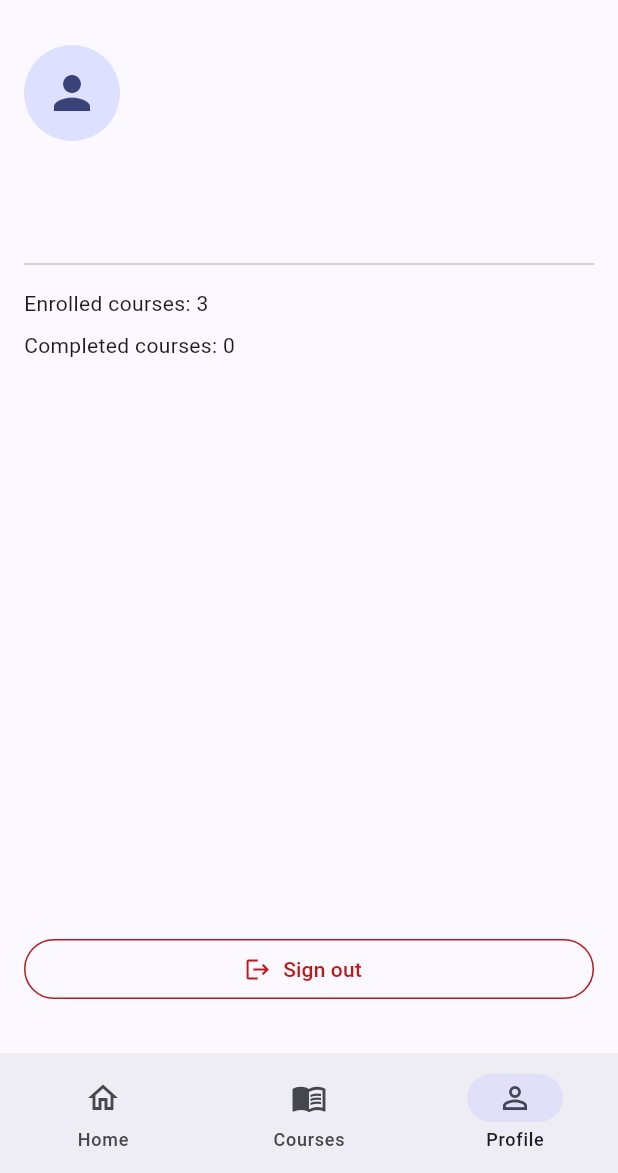
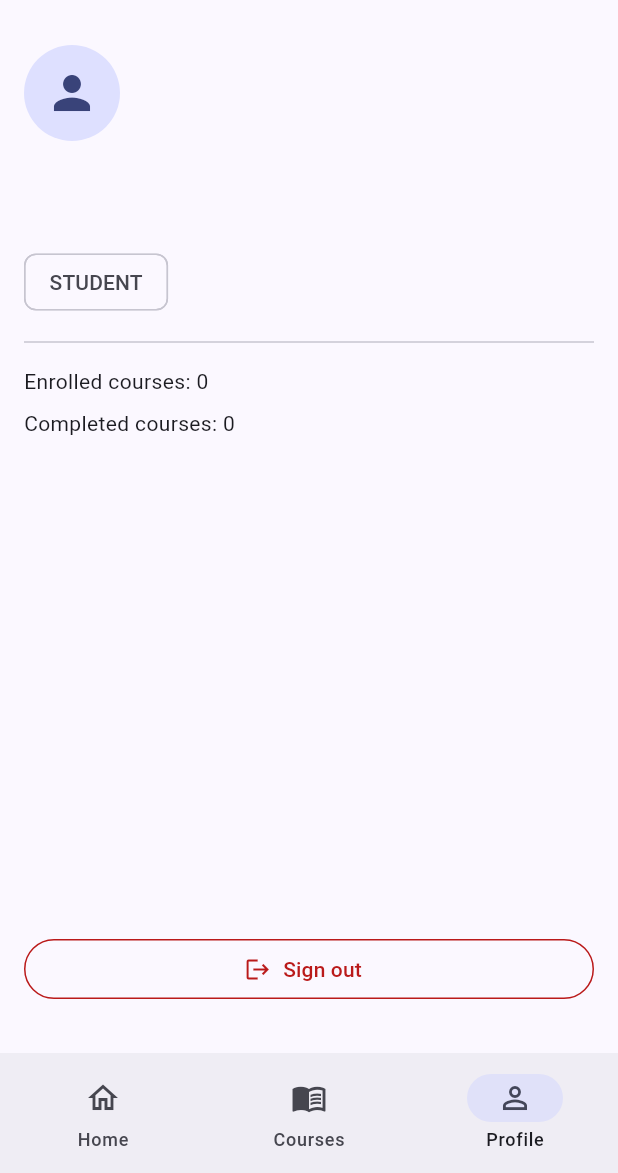
Before and after one commit to NKEthio/Mereb, a Flutter app: the screen it shows once a user with an empty profile is signed in, item 3 of the bottom bar chosen, after a tap on "Sign out", on a phone screen of 412 x 824 dp, the part 63-1236 px from its top. Run offline on Flutter 3.47's test engine with Material 3 defaults, Android fonts, the phone set to English and light mode, and no system bars; our stand-ins replace cloud_firestore, firebase_auth, firebase_core, google_sign_in, youtube_player_flutter; accounts and stored records are empty.

Commit message:
Implement user roles, YouTube integration, and Teacher CRUD
- Added UserRole enum (student, teacher, admin) and AppUser model.
- Updated AuthService to create Firestore user documents on sign-up (defaulting to student).
- Integrated youtube_player_flutter for course video playback.
- Implemented TeacherDashboard and CourseFormPage for course CRUD operations.
- Enhanced DatabaseService with role-aware course streaming and CRUD methods.
- Fixed Google Sign-In implementation to match v7.2.0 API.
- Updated widget tests to reflect role-based entry point.

Co-authored-by: NKEthio <124680883+NKEthio@users.noreply.github.com>

```diff
--- a/lib/main.dart
+++ b/lib/main.dart
@@ -1,15 +1,32 @@
 import 'package:flutter/material.dart';
 import 'package:firebase_core/firebase_core.dart';
 import 'package:firebase_auth/firebase_auth.dart';
+import 'package:provider/provider.dart';
+import 'package:youtube_player_flutter/youtube_player_flutter.dart';
 import 'firebase_options.dart';
 import 'auth_service.dart';
+import 'models/models.dart' as models;
+import 'services/database_service.dart';
+import 'teacher_dashboard.dart';
 
 void main() async {
   WidgetsFlutterBinding.ensureInitialized();
   await Firebase.initializeApp(
     options: DefaultFirebaseOptions.currentPlatform,
   );
-  runApp(const MerebApp());
+  runApp(
+    MultiProvider(
+      providers: [
+        Provider<AuthService>(create: (_) => AuthService()),
+        Provider<DatabaseService>(create: (_) => DatabaseService()),
+        StreamProvider<User?>(
+          create: (context) => context.read<AuthService>().user,
+          initialData: null,
+        ),
+      ],
+      child: const MerebApp(),
+    ),
+  );
 }
 
 class MerebApp extends StatelessWidget {
@@ -33,8 +50,14 @@ class AppGate extends StatelessWidget {
 
   @override
   Widget build(BuildContext context) {
-    return StreamBuilder<User?>(
-      stream: FirebaseAuth.instance.authStateChanges(),
+    final user = context.watch<User?>();
+
+    if (user == null) {
+      return const LoginPage();
+    }
+
+    return FutureBuilder<models.AppUser?>(
+      future: context.read<DatabaseService>().getUser(user.uid),
       builder: (context, snapshot) {
         if (snapshot.connectionState == ConnectionState.waiting) {
           return const Scaffold(
@@ -42,32 +65,29 @@ class AppGate extends StatelessWidget {
           );
         }
 
-        if (snapshot.hasData) {
-          return const PrototypeHomePage();
+        final appUser = snapshot.data;
+        if (appUser == null) {
+          // If Firestore document doesn't exist yet, we might need to wait or handle it.
+          // For now, assume it's being created.
+          return const Scaffold(
+            body: Center(child: CircularProgressIndicator()),
+          );
         }
 
-        return const LoginPage();
+        if (appUser.role == models.UserRole.teacher) {
+          return Provider<models.AppUser>.value(
+            value: appUser,
+            child: const TeacherDashboard(),
+          );
+        }
+
+        return Provider<models.AppUser>.value(
+          value: appUser,
+          child: const PrototypeHomePage(),
+        );
       },
     );
   }
-}
-
-class Course {
-  const Course({
-    required this.id,
-    required this.title,
-    required this.instructor,
-    required this.lessons,
-    required this.progress,
-    required this.description,
-  });
-
-  final String id;
-  final String title;
-  final String instructor;
-  final int lessons;
-  final double progress;
-  final String description;
 }
 
 class SuggestedFeature {
@@ -93,7 +113,6 @@ class _LoginPageState extends State<LoginPage> {
   final GlobalKey<FormState> _formKey = GlobalKey<FormState>();
   final TextEditingController _emailController = TextEditingController();
   final TextEditingController _passwordController = TextEditingController();
-  final AuthService _authService = AuthService();
   bool _obscurePassword = true;
   bool _isLoading = false;
   bool _isSignUp = false;
@@ -112,13 +131,14 @@ class _LoginPageState extends State<LoginPage> {
     setState(() => _isLoading = true);
 
     try {
+      final authService = context.read<AuthService>();
       if (_isSignUp) {
-        await _authService.signUpWithEmail(
+        await authService.signUpWithEmail(
           _emailController.text.trim(),
           _passwordController.text,
         );
       } else {
-        await _authService.signInWithEmail(
+        await authService.signInWithEmail(
           _emailController.text.trim(),
           _passwordController.text,
         );
@@ -137,7 +157,7 @@ class _LoginPageState extends State<LoginPage> {
   Future<void> _signInWithGoogle() async {
     setState(() => _isLoading = true);
     try {
-      await _authService.signInWithGoogle();
+      await context.read<AuthService>().signInWithGoogle();
     } catch (e) {
       if (mounted) {
         ScaffoldMessenger.of(context).showSnackBar(
@@ -303,50 +323,21 @@ class _LoginPageState extends State<LoginPage> {
 }
 
 class PrototypeHomePage extends StatefulWidget {
-  const PrototypeHomePage({super.key, this.courses});
-
-  final List<Course>? courses;
+  const PrototypeHomePage({super.key});
 
   @override
   State<PrototypeHomePage> createState() => _PrototypeHomePageState();
 }
 
 class _PrototypeHomePageState extends State<PrototypeHomePage> {
-  static const List<Course> _defaultCourses = [
-    Course(
-      id: 'c1',
-      title: 'Foundations of Algebra',
-      instructor: 'Ms. Rahel',
-      lessons: 18,
-      progress: 0.35,
-      description:
-          'Learn core algebra skills including equations, variables, and functions.',
-    ),
-    Course(
-      id: 'c2',
-      title: 'Introduction to Biology',
-      instructor: 'Dr. Hana',
-      lessons: 24,
-      progress: 0.7,
-      description:
-          'Explore cells, genetics, ecosystems, and practical scientific thinking.',
-    ),
-    Course(
-      id: 'c3',
-      title: 'Digital Literacy Basics',
-      instructor: 'Mr. Abel',
-      lessons: 12,
-      progress: 0.15,
-      description:
-          'Build confidence in using digital tools safely and effectively.',
-    ),
-  ];
-
   int _selectedIndex = 0;
 
   @override
   Widget build(BuildContext context) {
-    final courses = widget.courses ?? _defaultCourses;
+    return StreamBuilder<List<models.Course>>(
+      stream: context.read<DatabaseService>().streamCourses(),
+      builder: (context, snapshot) {
+        final courses = snapshot.data ?? [];
         return Scaffold(
           appBar: AppBar(
             title: const Text('Mereb E-Learning'),
@@ -376,13 +367,15 @@ class _PrototypeHomePageState extends State<PrototypeHomePage> {
             ],
           ),
         );
+      },
+    );
   }
 }
 
 class _DashboardTab extends StatelessWidget {
   const _DashboardTab({required this.courses});
 
-  final List<Course> courses;
+  final List<models.Course> courses;
   static const List<SuggestedFeature> _suggestedFeatures = [
     SuggestedFeature(
       title: 'Daily learning reminders',
@@ -408,14 +401,8 @@ class _DashboardTab extends StatelessWidget {
 
   @override
   Widget build(BuildContext context) {
-    final inProgress = courses.where((course) => course.progress > 0).toList();
-    final avgProgress = inProgress.isEmpty
-        ? 0.0
-        : inProgress.fold<double>(
-              0,
-              (total, course) => total + course.progress,
-            ) /
-            inProgress.length;
+    // In a real app, progress would be tracked per user in Firestore
+    const avgProgress = 0.0;
 
     return ListView(
       padding: const EdgeInsets.all(16),
@@ -440,24 +427,30 @@ class _DashboardTab extends StatelessWidget {
         ),
         const SizedBox(height: 16),
         const Text(
-          'Continue learning',
+          'Available courses',
           style: TextStyle(fontSize: 18, fontWeight: FontWeight.w600),
         ),
         const SizedBox(height: 8),
-        if (inProgress.isEmpty)
+        if (courses.isEmpty)
           const Card(
             child: ListTile(
-              title: Text('No courses in progress yet.'),
-              subtitle: Text('Browse Courses to start learning.'),
+              title: Text('No courses available yet.'),
             ),
           )
         else
-          ...inProgress.map(
+          ...courses.take(3).map(
             (course) => Card(
               child: ListTile(
                 title: Text(course.title),
-                subtitle: Text('${(course.progress * 100).toStringAsFixed(0)}% complete'),
+                subtitle: Text('by ${course.instructorName}'),
                 trailing: const Icon(Icons.arrow_forward_ios, size: 16),
+                onTap: () {
+                  Navigator.of(context).push(
+                    MaterialPageRoute<void>(
+                      builder: (_) => CourseDetailsPage(course: course),
+                    ),
+                  );
+                },
               ),
             ),
           ),
@@ -484,7 +477,7 @@ class _DashboardTab extends StatelessWidget {
 class _CoursesTab extends StatelessWidget {
   const _CoursesTab({required this.courses});
 
-  final List<Course> courses;
+  final List<models.Course> courses;
 
   @override
   Widget build(BuildContext context) {
@@ -497,7 +490,7 @@ class _CoursesTab extends StatelessWidget {
           margin: const EdgeInsets.symmetric(vertical: 8),
           child: ListTile(
             title: Text(course.title),
-            subtitle: Text('${course.instructor} • ${course.lessons} lessons'),
+            subtitle: Text('${course.instructorName} • ${course.lessons} lessons'),
             trailing: const Icon(Icons.chevron_right),
             onTap: () {
               Navigator.of(context).push(
@@ -516,12 +509,12 @@ class _CoursesTab extends StatelessWidget {
 class _ProfileTab extends StatelessWidget {
   const _ProfileTab({required this.courses});
 
-  final List<Course> courses;
+  final List<models.Course> courses;
 
   @override
   Widget build(BuildContext context) {
     final user = FirebaseAuth.instance.currentUser;
-    final completed = courses.where((course) => course.progress >= 1).length;
+    final appUser = context.watch<models.AppUser>();
 
     return Padding(
       padding: const EdgeInsets.all(16),
@@ -539,20 +532,22 @@ class _ProfileTab extends StatelessWidget {
           ),
           const SizedBox(height: 12),
           Text(
-            user?.displayName ?? 'Learner',
+            appUser.displayName ?? 'Learner',
             style: const TextStyle(fontSize: 20, fontWeight: FontWeight.bold),
           ),
           const SizedBox(height: 4),
-          Text(user?.email ?? 'No email available'),
+          Text(appUser.email),
+          const SizedBox(height: 4),
+          Chip(label: Text(appUser.role.name.toUpperCase())),
           const Divider(height: 32),
-          Text('Enrolled courses: ${courses.length}'),
+          Text('Enrolled courses: 0'), // Simplified for prototype
           const SizedBox(height: 8),
-          Text('Completed courses: $completed'),
+          Text('Completed courses: 0'),
           const Spacer(),
           SizedBox(
             width: double.infinity,
             child: OutlinedButton.icon(
-              onPressed: () => AuthService().signOut(),
+              onPressed: () => context.read<AuthService>().signOut(),
               icon: const Icon(Icons.logout),
               label: const Text('Sign out'),
               style: OutlinedButton.styleFrom(
@@ -568,27 +563,65 @@ class _ProfileTab extends StatelessWidget {
   }
 }
 
-class CourseDetailsPage extends StatelessWidget {
+class CourseDetailsPage extends StatefulWidget {
   const CourseDetailsPage({super.key, required this.course});
 
-  final Course course;
+  final models.Course course;
+
+  @override
+  State<CourseDetailsPage> createState() => _CourseDetailsPageState();
+}
+
+class _CourseDetailsPageState extends State<CourseDetailsPage> {
+  YoutubePlayerController? _controller;
+
+  @override
+  void initState() {
+    super.initState();
+    if (widget.course.youtubeUrl != null && widget.course.youtubeUrl!.isNotEmpty) {
+      final videoId = YoutubePlayer.convertUrlToId(widget.course.youtubeUrl!);
+      if (videoId != null) {
+        _controller = YoutubePlayerController(
+          initialVideoId: videoId,
+          flags: const YoutubePlayerFlags(
+            autoPlay: false,
+            mute: false,
+          ),
+        );
+      }
+    }
+  }
+
+  @override
+  void dispose() {
+    _controller?.dispose();
+    super.dispose();
+  }
 
   @override
   Widget build(BuildContext context) {
     return Scaffold(
-      appBar: AppBar(title: Text(course.title)),
+      appBar: AppBar(title: Text(widget.course.title)),
       body: ListView(
         padding: const EdgeInsets.all(16),
         children: [
-          Text(course.description, style: const TextStyle(fontSize: 16)),
+          if (_controller != null)
+            YoutubePlayer(
+              controller: _controller!,
+              showVideoProgressIndicator: true,
+            )
+          else
+            Container(
+              height: 200,
+              color: Colors.grey[300],
+              child: const Center(child: Text('No video available')),
+            ),
           const SizedBox(height: 16),
-          Text('Instructor: ${course.instructor}'),
+          Text(widget.course.description, style: const TextStyle(fontSize: 16)),
+          const SizedBox(height: 16),
+          Text('Instructor: ${widget.course.instructorName}'),
           const SizedBox(height: 8),
-          Text('Lessons: ${course.lessons}'),
-          const SizedBox(height: 12),
-          LinearProgressIndicator(value: course.progress),
-          const SizedBox(height: 8),
-          Text('Progress: ${(course.progress * 100).toStringAsFixed(0)}%'),
+          Text('Lessons: ${widget.course.lessons}'),
           const SizedBox(height: 20),
           FilledButton.icon(
             onPressed: () {
--- /dev/null
+++ b/lib/models/models.dart
@@ -0,0 +1,82 @@
+enum UserRole {
+  student,
+  teacher,
+  admin,
+}
+
+class AppUser {
+  final String id;
+  final String email;
+  final UserRole role;
+  final String? displayName;
+
+  AppUser({
+    required this.id,
+    required this.email,
+    required this.role,
+    this.displayName,
+  });
+
+  factory AppUser.fromMap(Map<String, dynamic> data, String documentId) {
+    return AppUser(
+      id: documentId,
+      email: data['email'] ?? '',
+      role: UserRole.values.firstWhere(
+        (e) => e.name == (data['role'] ?? 'student'),
+        orElse: () => UserRole.student,
+      ),
+      displayName: data['displayName'],
+    );
+  }
+
+  Map<String, dynamic> toMap() {
+    return {
+      'email': email,
+      'role': role.name,
+      'displayName': displayName,
+    };
+  }
+}
+
+class Course {
+  final String id;
+  final String title;
+  final String description;
+  final String instructorId;
+  final String instructorName;
+  final String? youtubeUrl;
+  final int lessons;
+
+  Course({
+    required this.id,
+    required this.title,
+    required this.description,
+    required this.instructorId,
+    required this.instructorName,
+    this.youtubeUrl,
+    this.lessons = 0,
+  });
+
+  factory Course.fromMap(Map<String, dynamic> data, String documentId) {
+    return Course(
+      id: documentId,
+      title: data['title'] ?? '',
+      description: data['description'] ?? '',
+      instructorId: data['instructorId'] ?? '',
+      instructorName: data['instructorName'] ?? '',
+      youtubeUrl: data['youtubeUrl'],
+      lessons: data['lessons'] ?? 0,
+    );
+  }
+
+  Map<String, dynamic> toMap() {
+    return {
+      'title': title,
+      'description': description,
+      'instructorId': instructorId,
+      'instructorName': instructorName,
+      'youtubeUrl': youtubeUrl,
+      'lessons': lessons,
+    };
+  }
+}
--- /dev/null
+++ b/lib/services/database_service.dart
@@ -0,0 +1,42 @@
+import 'package:cloud_firestore/cloud_firestore.dart';
+import '../models/models.dart';
+
+class DatabaseService {
+  final FirebaseFirestore _db = FirebaseFirestore.instance;
+
+  // User operations
+  Future<void> createUser(AppUser user) async {
+    await _db.collection('users').doc(user.id).set(user.toMap());
+  }
+
+  Future<AppUser?> getUser(String uid) async {
+    final doc = await _db.collection('users').doc(uid).get();
+    if (doc.exists && doc.data() != null) {
+      return AppUser.fromMap(doc.data()!, doc.id);
+    }
+    return null;
+  }
+
+  // Course operations
+  Future<void> createCourse(Course course) async {
+    await _db.collection('courses').add(course.toMap());
+  }
+
+  Stream<List<Course>> streamCourses({String? instructorId}) {
+    Query query = _db.collection('courses');
+    if (instructorId != null) {
+      query = query.where('instructorId', isEqualTo: instructorId);
+    }
+    return query.snapshots().map((snapshot) => snapshot.docs
+        .map((doc) => Course.fromMap(doc.data() as Map<String, dynamic>, doc.id))
+        .toList());
+  }
+
+  Future<void> updateCourse(Course course) async {
+    await _db.collection('courses').doc(course.id).update(course.toMap());
+  }
+
+  Future<void> deleteCourse(String courseId) async {
+    await _db.collection('courses').doc(courseId).delete();
+  }
+}
--- a/pubspec.yaml
+++ b/pubspec.yaml
@@ -7,11 +7,14 @@ environment:
   sdk: '>=3.3.0 <4.0.0'
 
 dependencies:
+  cloud_firestore: ^6.3.0
   firebase_auth: ^6.4.0
   firebase_core: ^4.7.0
   flutter:
     sdk: flutter
   google_sign_in: ^7.2.0
+  provider: ^6.1.5+1
+  youtube_player_flutter: ^9.1.3
 
 dev_dependencies:
   flutter_test:
```
Also changed, not shown: lib/auth_service.dart (+33 -7 lines), lib/course_form_page.dart (added, +105 -0 lines), lib/teacher_dashboard.dart (added, +101 -0 lines), pubspec.lock, 4 other files. Lines whose indentation alone changed are shown as unchanged.
